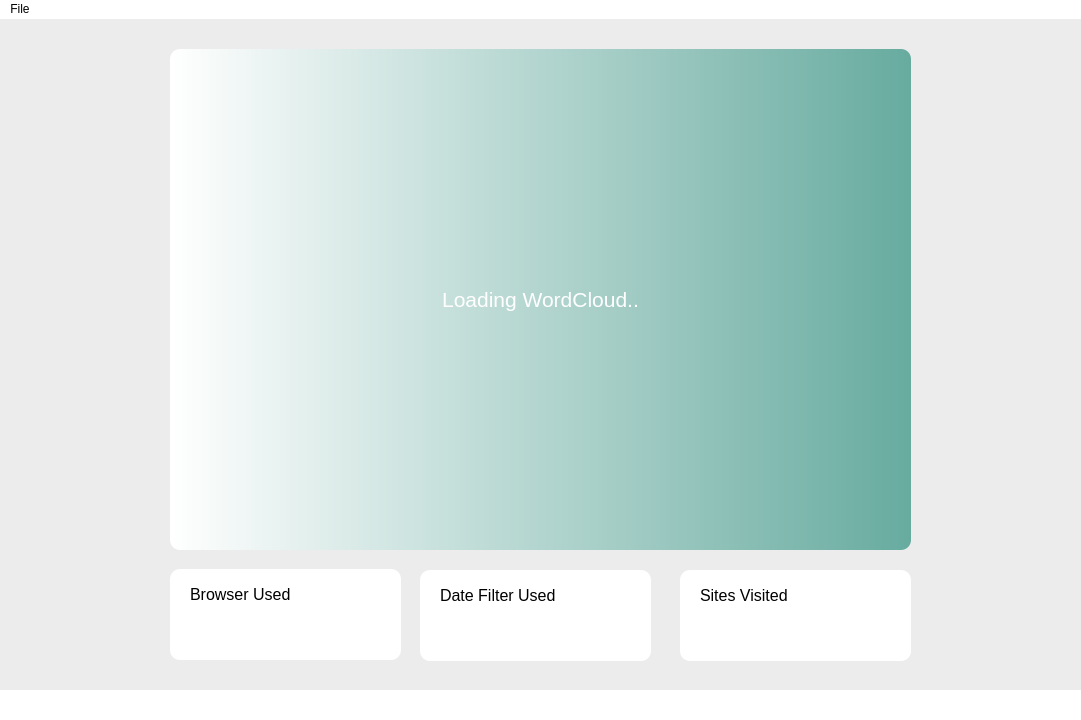
Qt form src/pyqt/uiFiles/main_window.ui (gerardpslowey/eMot) before a commit.
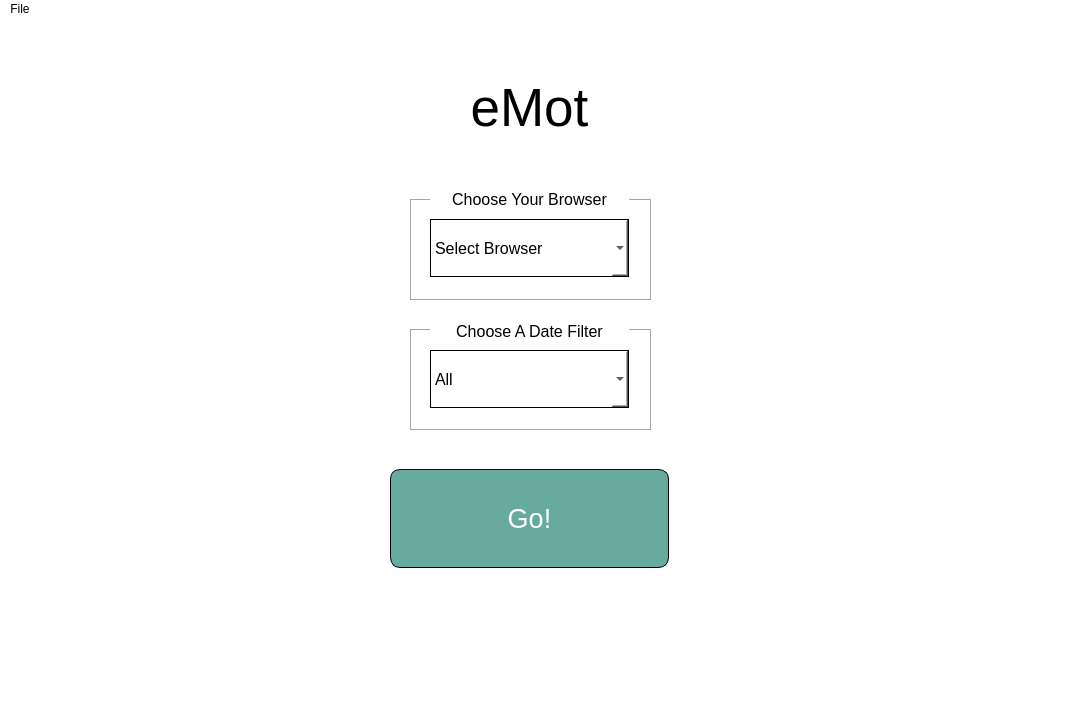
The same form after that commit. The open tabs and pages were chosen to show the change. Icons and pictures are not drawn.

What changed in the file:
```diff
--- a/src/pyqt/uiFiles/main_window.ui
+++ b/src/pyqt/uiFiles/main_window.ui
@@ -280,7 +280,7 @@
         <x>430</x>
         <y>200</y>
         <width>199</width>
-        <height>55</height>
+        <height>58</height>
        </rect>
       </property>
       <property name="sizePolicy">
@@ -431,235 +431,6 @@
       </property>
      </widget>
     </widget>
-    <widget class="QWidget" name="reportsPage">
-     <property name="styleSheet">
-      <string notr="true">background-color: rgb(236, 236, 236);</string>
-     </property>
-     <widget class="QLabel" name="wordCloud">
-      <property name="geometry">
-       <rect>
-        <x>170</x>
-        <y>30</y>
-        <width>741</width>
-        <height>501</height>
-       </rect>
-      </property>
-      <property name="font">
-       <font>
-        <pointsize>16</pointsize>
-       </font>
-      </property>
-      <property name="styleSheet">
-       <string notr="true">background-color: qlineargradient(spread:pad, x1:0, y1:0, x2:1, y2:0, stop:0 rgba(255, 255, 255, 255), stop:1 rgba(103, 171, 159,255));
-color: rgb(255, 255, 255);
-border-radius: 10px;</string>
-      </property>
-      <property name="text">
-       <string>Loading WordCloud..</string>
-      </property>
-      <property name="alignment">
-       <set>Qt::AlignCenter</set>
-      </property>
-     </widget>
-     <widget class="QFrame" name="frame">
-      <property name="geometry">
-       <rect>
-        <x>170</x>
-        <y>550</y>
-        <width>231</width>
-        <height>91</height>
-       </rect>
-      </property>
-      <property name="styleSheet">
-       <string notr="true">background-color: rgb(255, 255, 255);
-border-radius: 10px;</string>
-      </property>
-      <property name="frameShape">
-       <enum>QFrame::StyledPanel</enum>
-      </property>
-      <property name="frameShadow">
-       <enum>QFrame::Raised</enum>
-      </property>
-      <widget class="QPlainTextEdit" name="browserUsedEdit">
-       <property name="geometry">
-        <rect>
-         <x>20</x>
-         <y>50</y>
-         <width>201</width>
-         <height>31</height>
-        </rect>
-       </property>
-       <property name="font">
-        <font>
-         <pointsize>12</pointsize>
-         <weight>75</weight>
-         <bold>true</bold>
-        </font>
-       </property>
-       <property name="frameShape">
-        <enum>QFrame::NoFrame</enum>
-       </property>
-       <property name="verticalScrollBarPolicy">
-        <enum>Qt::ScrollBarAlwaysOff</enum>
-       </property>
-       <property name="horizontalScrollBarPolicy">
-        <enum>Qt::ScrollBarAlwaysOff</enum>
-       </property>
-       <property name="readOnly">
-        <bool>true</bool>
-       </property>
-      </widget>
-      <widget class="QLabel" name="browserUsed">
-       <property name="geometry">
-        <rect>
-         <x>20</x>
-         <y>15</y>
-         <width>201</width>
-         <height>21</height>
-        </rect>
-       </property>
-       <property name="font">
-        <font>
-         <pointsize>12</pointsize>
-        </font>
-       </property>
-       <property name="text">
-        <string>Browser Used</string>
-       </property>
-      </widget>
-     </widget>
-     <widget class="QFrame" name="frame_2">
-      <property name="geometry">
-       <rect>
-        <x>420</x>
-        <y>551</y>
-        <width>231</width>
-        <height>91</height>
-       </rect>
-      </property>
-      <property name="styleSheet">
-       <string notr="true">background-color: rgb(255, 255, 255);
-border-radius: 10px;</string>
-      </property>
-      <property name="frameShape">
-       <enum>QFrame::StyledPanel</enum>
-      </property>
-      <property name="frameShadow">
-       <enum>QFrame::Raised</enum>
-      </property>
-      <widget class="QLabel" name="dateUsed">
-       <property name="geometry">
-        <rect>
-         <x>20</x>
-         <y>15</y>
-         <width>201</width>
-         <height>21</height>
-        </rect>
-       </property>
-       <property name="font">
-        <font>
-         <pointsize>12</pointsize>
-        </font>
-       </property>
-       <property name="text">
-        <string>Date Filter Used</string>
-       </property>
-      </widget>
-      <widget class="QPlainTextEdit" name="dateUsedEdit">
-       <property name="geometry">
-        <rect>
-         <x>20</x>
-         <y>50</y>
-         <width>201</width>
-         <height>31</height>
-        </rect>
-       </property>
-       <property name="font">
-        <font>
-         <pointsize>12</pointsize>
-         <weight>75</weight>
-         <bold>true</bold>
-        </font>
-       </property>
-       <property name="frameShape">
-        <enum>QFrame::NoFrame</enum>
-       </property>
-       <property name="verticalScrollBarPolicy">
-        <enum>Qt::ScrollBarAlwaysOff</enum>
-       </property>
-       <property name="horizontalScrollBarPolicy">
-        <enum>Qt::ScrollBarAlwaysOff</enum>
-       </property>
-       <property name="readOnly">
-        <bool>true</bool>
-       </property>
-      </widget>
-     </widget>
-     <widget class="QFrame" name="frame_3">
-      <property name="geometry">
-       <rect>
-        <x>680</x>
-        <y>551</y>
-        <width>231</width>
-        <height>91</height>
-       </rect>
-      </property>
-      <property name="styleSheet">
-       <string notr="true">background-color: rgb(255, 255, 255);
-border-radius: 10px;</string>
-      </property>
-      <property name="frameShape">
-       <enum>QFrame::StyledPanel</enum>
-      </property>
-      <property name="frameShadow">
-       <enum>QFrame::Raised</enum>
-      </property>
-      <widget class="QLabel" name="sitesVisitedLabel">
-       <property name="geometry">
-        <rect>
-         <x>20</x>
-         <y>15</y>
-         <width>201</width>
-         <height>21</height>
-        </rect>
-       </property>
-       <property name="font">
-        <font>
-         <pointsize>12</pointsize>
-        </font>
-       </property>
-       <property name="text">
-        <string>Sites Visited</string>
-       </property>
-      </widget>
-      <widget class="QPlainTextEdit" name="numSitesEdit">
-       <property name="geometry">
-        <rect>
-         <x>20</x>
-         <y>50</y>
-         <width>201</width>
-         <height>31</height>
-        </rect>
-       </property>
-       <property name="font">
-        <font>
-         <pointsize>12</pointsize>
-         <weight>75</weight>
-         <bold>true</bold>
-        </font>
-       </property>
-       <property name="verticalScrollBarPolicy">
-        <enum>Qt::ScrollBarAlwaysOff</enum>
-       </property>
-       <property name="horizontalScrollBarPolicy">
-        <enum>Qt::ScrollBarAlwaysOff</enum>
-       </property>
-       <property name="readOnly">
-        <bool>true</bool>
-       </property>
-      </widget>
-     </widget>
-    </widget>
    </widget>
   </widget>
   <widget class="QMenuBar" name="menubar">
```
Left out of the diff: 2 changed lines with no effect on the pictures.
